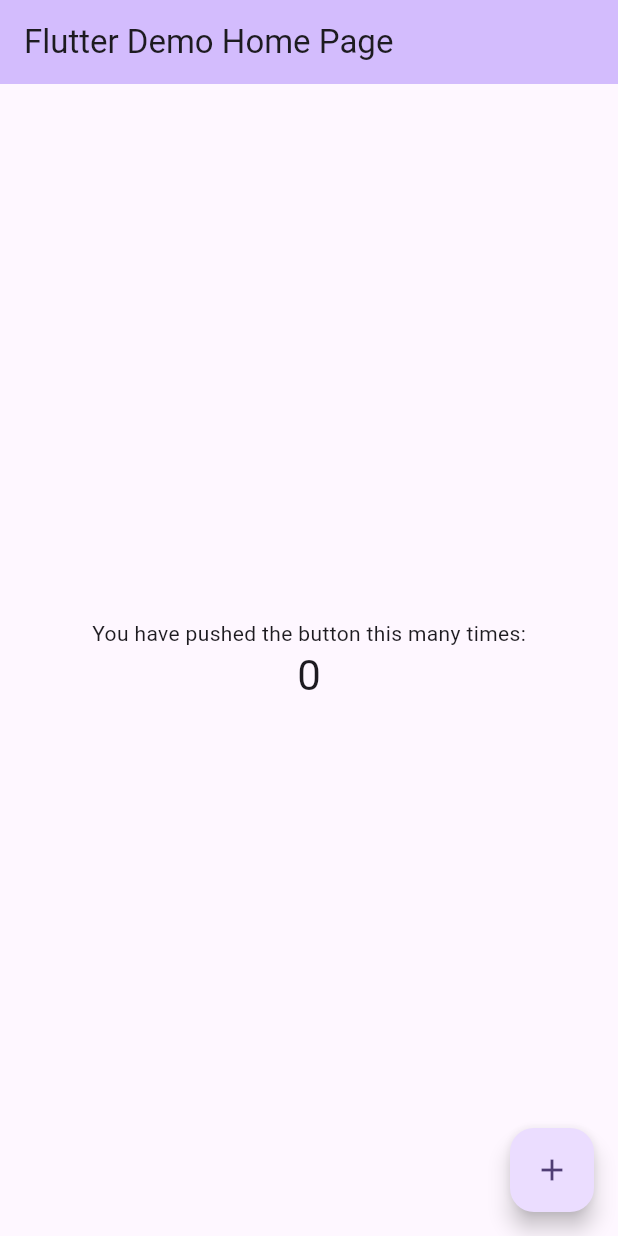
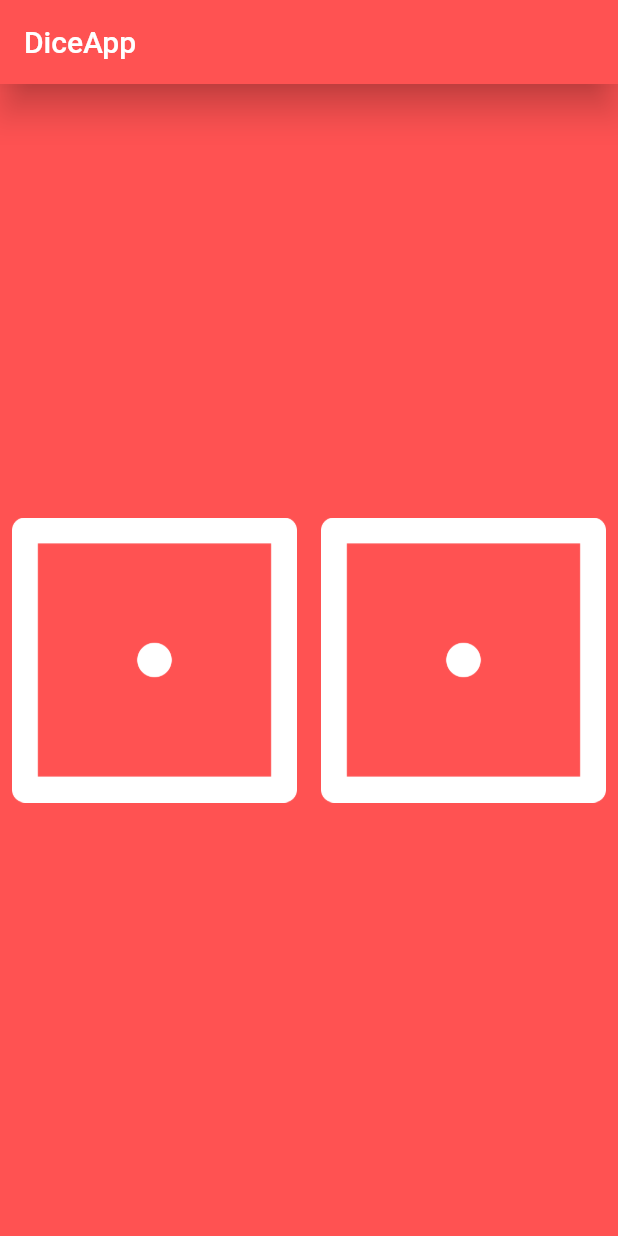
Before and after one commit to Rigel-Developer/codigo_semana4_dice_app, a Flutter app: the screen it shows after launch, on a phone screen of 412 x 824 dp. Run offline on Flutter 3.47's test engine with Material 2 defaults, Android fonts, the phone set to English and light mode, and no system bars.

Commit message:
final commit

```diff
--- a/lib/main.dart
+++ b/lib/main.dart
@@ -1,125 +1,78 @@
+import 'dart:math';
+
 import 'package:flutter/material.dart';
 
 void main() {
-  runApp(const MyApp());
+  runApp(MyApp());
 }
 
 class MyApp extends StatelessWidget {
   const MyApp({super.key});
 
-  // This widget is the root of your application.
   @override
   Widget build(BuildContext context) {
     return MaterialApp(
-      title: 'Flutter Demo',
-      theme: ThemeData(
-        // This is the theme of your application.
-        //
-        // TRY THIS: Try running your application with "flutter run". You'll see
-        // the application has a blue toolbar. Then, without quitting the app,
-        // try changing the seedColor in the colorScheme below to Colors.green
-        // and then invoke "hot reload" (save your changes or press the "hot
-        // reload" button in a Flutter-supported IDE, or press "r" if you used
-        // the command line to start the app).
-        //
-        // Notice that the counter didn't reset back to zero; the application
-        // state is not lost during the reload. To reset the state, use hot
-        // restart instead.
-        //
-        // This works for code too, not just values: Most code changes can be
-        // tested with just a hot reload.
-        colorScheme: ColorScheme.fromSeed(seedColor: Colors.deepPurple),
-        useMaterial3: true,
-      ),
-      home: const MyHomePage(title: 'Flutter Demo Home Page'),
+      home: HomePage(),
     );
   }
 }
 
-class MyHomePage extends StatefulWidget {
-  const MyHomePage({super.key, required this.title});
-
-  // This widget is the home page of your application. It is stateful, meaning
-  // that it has a State object (defined below) that contains fields that affect
-  // how it looks.
-
-  // This class is the configuration for the state. It holds the values (in this
-  // case the title) provided by the parent (in this case the App widget) and
-  // used by the build method of the State. Fields in a Widget subclass are
-  // always marked "final".
-
-  final String title;
+class HomePage extends StatefulWidget {
+  const HomePage({super.key});
 
   @override
-  State<MyHomePage> createState() => _MyHomePageState();
+  State<HomePage> createState() => _HomePageState();
 }
 
-class _MyHomePageState extends State<MyHomePage> {
-  int _counter = 0;
-
-  void _incrementCounter() {
-    setState(() {
-      // This call to setState tells the Flutter framework that something has
-      // changed in this State, which causes it to rerun the build method below
-      // so that the display can reflect the updated values. If we changed
-      // _counter without calling setState(), then the build method would not be
-      // called again, and so nothing would appear to happen.
-      _counter++;
-    });
-  }
-
+class _HomePageState extends State<HomePage> {
+  int randomNumberRigth = 1;
+  int randomNumberLeft = 1;
   @override
   Widget build(BuildContext context) {
-    // This method is rerun every time setState is called, for instance as done
-    // by the _incrementCounter method above.
-    //
-    // The Flutter framework has been optimized to make rerunning build methods
-    // fast, so that you can just rebuild anything that needs updating rather
-    // than having to individually change instances of widgets.
     return Scaffold(
+        backgroundColor: Colors.redAccent,
         appBar: AppBar(
-        // TRY THIS: Try changing the color here to a specific color (to
-        // Colors.amber, perhaps?) and trigger a hot reload to see the AppBar
-        // change color while the other colors stay the same.
-        backgroundColor: Theme.of(context).colorScheme.inversePrimary,
-        // Here we take the value from the MyHomePage object that was created by
-        // the App.build method, and use it to set our appbar title.
-        title: Text(widget.title),
+          title: const Text(
+            "DiceApp",
+          ),
+          elevation: 10.0,
+          backgroundColor: Colors.redAccent,
         ),
         body: Center(
-        // Center is a layout widget. It takes a single child and positions it
-        // in the middle of the parent.
-        child: Column(
-          // Column is also a layout widget. It takes a list of children and
-          // arranges them vertically. By default, it sizes itself to fit its
-          // children horizontally, and tries to be as tall as its parent.
-          //
-          // Column has various properties to control how it sizes itself and
-          // how it positions its children. Here we use mainAxisAlignment to
-          // center the children vertically; the main axis here is the vertical
-          // axis because Columns are vertical (the cross axis would be
-          // horizontal).
-          //
-          // TRY THIS: Invoke "debug painting" (choose the "Toggle Debug Paint"
-          // action in the IDE, or press "p" in the console), to see the
-          // wireframe for each widget.
-          mainAxisAlignment: MainAxisAlignment.center,
-          children: <Widget>[
-            const Text(
-              'You have pushed the button this many times:',
+          child: Row(
+            children: [
+              Expanded(
+                flex: 1,
+                child: TextButton(
+                  onPressed: () {
+                    randomNumberLeft = Random().nextInt(6) +
+                        1; // se le suma 1 para que no de 0 ya que el valor va de 0 -5
+                    randomNumberRigth = Random().nextInt(6) + 1;
+                    print(randomNumberLeft);
+                    setState(() {});
+                  },
+                  child: Image.asset(
+                    "assets/images/dice$randomNumberLeft.png",
                   ),
-            Text(
-              '$_counter',
-              style: Theme.of(context).textTheme.headlineMedium,
+                ),
+              ),
+              Expanded(
+                flex: 1,
+                child: TextButton(
+                  onPressed: () {
+                    randomNumberLeft = Random().nextInt(6) + 1;
+                    randomNumberRigth = Random().nextInt(6) + 1;
+
+                    print(randomNumberRigth);
+                    setState(() {});
+                  },
+                  child: Image.asset(
+                    "assets/images/dice$randomNumberRigth.png",
+                  ),
+                ),
               ),
             ],
           ),
-      ),
-      floatingActionButton: FloatingActionButton(
-        onPressed: _incrementCounter,
-        tooltip: 'Increment',
-        child: const Icon(Icons.add),
-      ), // This trailing comma makes auto-formatting nicer for build methods.
-    );
+        ));
   }
 }
--- a/pubspec.yaml
+++ b/pubspec.yaml
@@ -59,8 +59,8 @@ flutter:
   uses-material-design: true
 
   # To add assets to your application, add an assets section, like this:
-  # assets:
-  #   - images/a_dot_burr.jpeg
+  assets:
+    - assets/images/
   #   - images/a_dot_ham.jpeg
 
   # An image asset can refer to one or more resolution-specific "variants", see
```
Also changed, not shown: assets/images/dice1.png (added), assets/images/dice2.png (added), assets/images/dice3.png (added), assets/images/dice4.png (added), assets/images/dice5.png (added), assets/images/dice6.png (added). Lines whose indentation alone changed are shown as unchanged.
